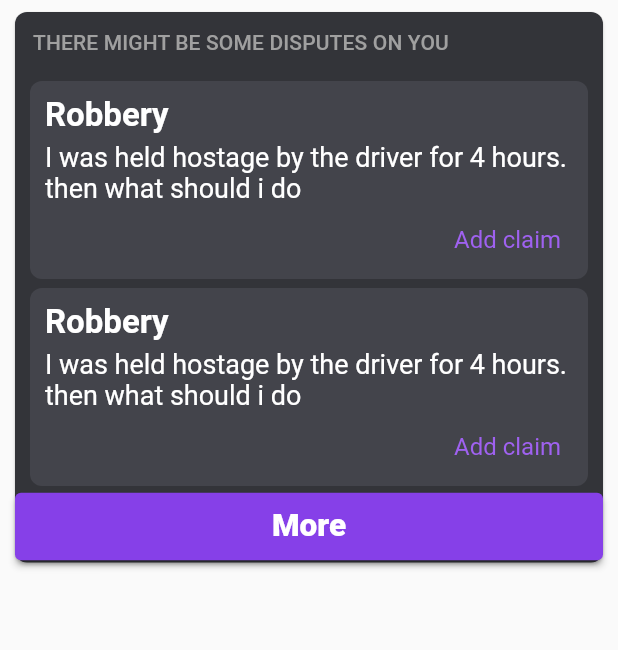
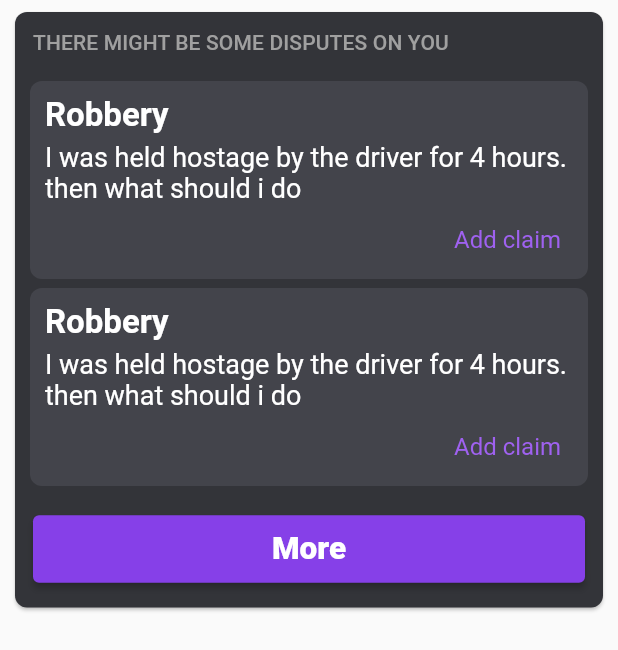
Before and after one commit to abdullahaahmed0539/Ride, a Flutter app: the DisputesOnYou widget shown alone on an empty page, opened directly, on a phone screen of 412 x 824 dp. Shown: the top 650 px of the screen. Run offline on Flutter 3.47's test engine with Material 2 defaults, Android fonts, the phone set to English and light mode, and no system bars; our stand-ins replace intl_phone_field; Roboto replaces fonts that are missing (SF-Pro-Display, SF-Pro-Rounded).

Commit message:
Styling edits

```diff
--- a/frontend/lib/widgets/components/DisputesOnYou.dart
+++ b/frontend/lib/widgets/components/DisputesOnYou.dart
@@ -42,7 +42,7 @@ class _DisputesOnYou extends State<DisputesOnYou> {
               'Add claim',
               () {}),
 
-          LongButton(handler: () {}, buttonText: 'More', isActive: true)
+          Container(margin: const EdgeInsets.symmetric(vertical: 15, horizontal: 12), child: LongButton(handler: () {}, buttonText: 'More', isActive: true))
         ]));
   }
 }
--- a/frontend/lib/widgets/components/VotingShortcut.dart
+++ b/frontend/lib/widgets/components/VotingShortcut.dart
@@ -46,7 +46,7 @@ class _VotingShortcutState extends State<VotingShortcut> {
               'I was held hostage by the driver for 4 hours. then what should i do ',
               'Read more',
               () {}),
-          LongButton(handler: () {}, buttonText: 'More', isActive: true)
+          Container(margin: const EdgeInsets.symmetric(vertical: 15, horizontal: 12), child: LongButton(handler: () {}, buttonText: 'More', isActive: true))
         ]));
   }
 }
--- a/frontend/lib/widgets/components/YourDisputesShortcut.dart
+++ b/frontend/lib/widgets/components/YourDisputesShortcut.dart
@@ -42,7 +42,7 @@ class _YourDisputesShortcut extends State<YourDisputesShortcut> {
               'View results',
               () {}),
 
-          LongButton(handler: () {}, buttonText: 'More', isActive: true)
+          Container(margin: const EdgeInsets.symmetric(vertical: 15, horizontal: 12), child: LongButton(handler: () {}, buttonText: 'More', isActive: true))
         ]));
   }
 }
--- a/frontend/lib/widgets/ui/DarkTextField.dart
+++ b/frontend/lib/widgets/ui/DarkTextField.dart
@@ -15,9 +15,11 @@ class DarkTextField extends StatelessWidget {
     return Column(
       children: <Widget>[
         TextField(
+
           onChanged: (val) {
             onChangeHandler(val);
           },
+          cursorColor: Theme.of(context).primaryColor,
           autofocus: true,
           autocorrect: false,
           style: const TextStyle(
@@ -35,8 +37,8 @@ class DarkTextField extends StatelessWidget {
                 fontFamily: 'SF-Pro-Rounded-Medium'),
             hintText: placeholder,
             hintStyle: const TextStyle(color: Color(0xFFA0A0A0)),
-            focusedBorder: const OutlineInputBorder(
-              borderSide: BorderSide(color: Colors.white60),
+            focusedBorder: OutlineInputBorder(
+              borderSide: BorderSide(color: Theme.of(context).primaryColor),
             ),
           ),
         ),
--- a/frontend/pubspec.yaml
+++ b/frontend/pubspec.yaml
@@ -36,6 +36,7 @@ dependencies:
   cupertino_icons: ^1.0.2
   intl: ^0.17.0
   intl_phone_field: ^3.0.0
+  validators: ^3.0.0
 
 dev_dependencies:
   flutter_test:
```
Also changed, not shown: frontend/lib/main.dart (+11 -5 lines), frontend/pubspec.lock, 1 other file.
